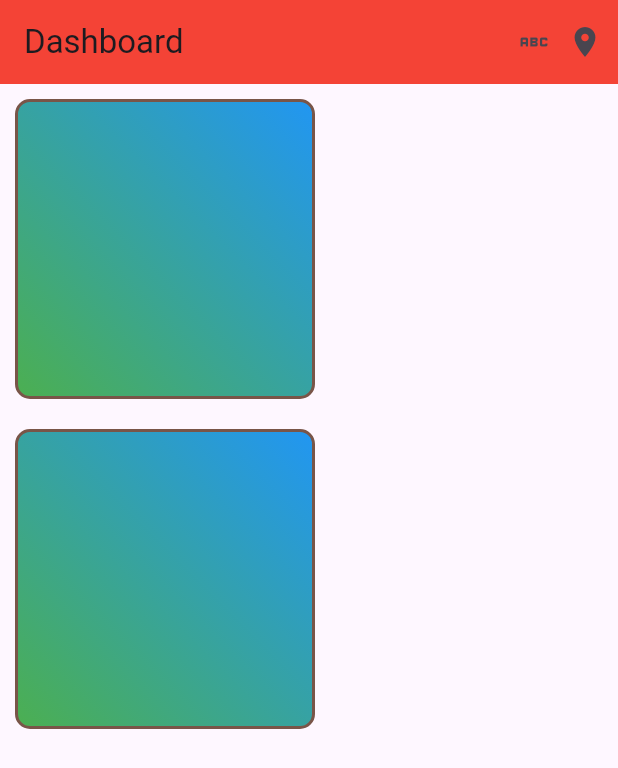
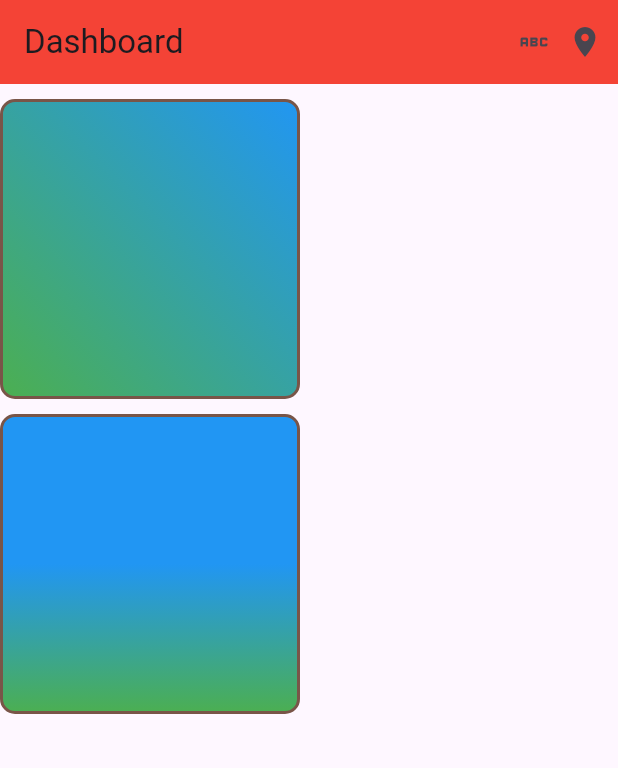
Before and after one commit to RIOKOWI/flutter_container, a Flutter app: the screen it shows after launch, on a phone screen of 412 x 824 dp. Shown: the top 768 px of the screen. Run offline on Flutter 3.47's test engine with Material 3 defaults, Android fonts, the phone set to English and light mode, and no system bars.

Commit message:
ubah margin

```diff
--- a/lib/main.dart
+++ b/lib/main.dart
@@ -40,7 +40,7 @@ class Home extends StatelessWidget {
                 Container(
                   height: 200,
                   width: 200,
-                  margin: EdgeInsets.all(10),
+                  margin: EdgeInsets.only(top: 10),
                   decoration: BoxDecoration(
                     color: Colors.yellow,
                     borderRadius: BorderRadius.circular(10),
@@ -62,12 +62,12 @@ class Home extends StatelessWidget {
                 Container(
                   height: 200,
                   width: 200,
-                  margin: EdgeInsets.all(10),
+                  margin: EdgeInsets.only(top: 10),
                   decoration: BoxDecoration(
                     color: Colors.yellow,
                     borderRadius: BorderRadius.circular(10),
                     gradient: LinearGradient(
-                      begin: Alignment.topRight,
+                      begin: Alignment.centerLeft,
                       end: Alignment.bottomLeft,
                       colors: [
                         Colors.blue,
```
